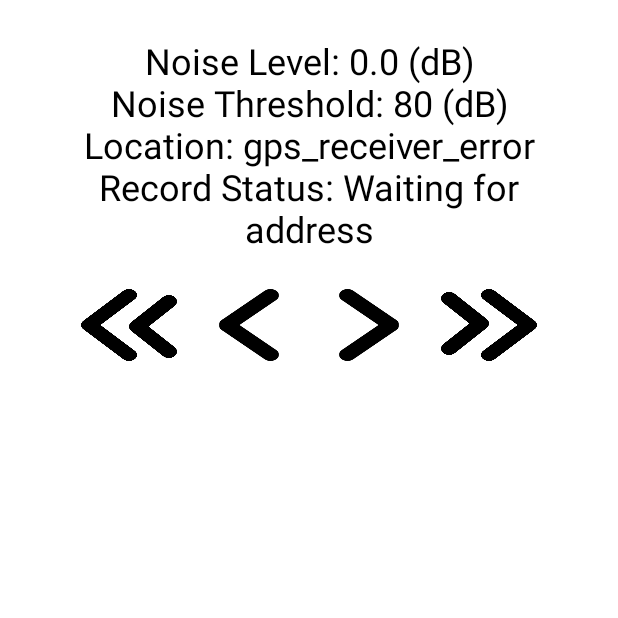
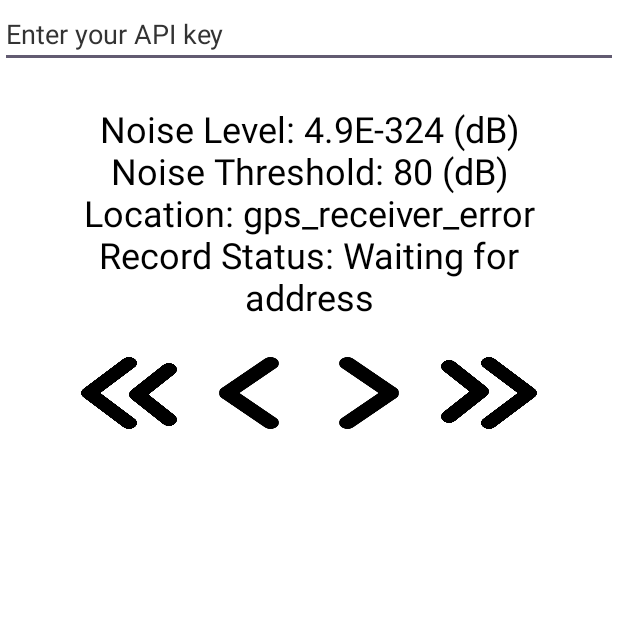
Before and after one commit to keneoneth/NoiseAutoReporterApp, an Android app: the screen it shows after launch (MainActivity), on a phone screen of 412 x 824 dp, the top half of it. Run offline under Robolectric (Android 15) with nearby library versions, the phone set to English and light mode, and no system bars.

Commit message:
Connect noise record event with Ubidots API

```diff
--- a/app/build.gradle.kts
+++ b/app/build.gradle.kts
@@ -39,4 +39,5 @@ dependencies {
     testImplementation("junit:junit:4.13.2")
     androidTestImplementation("androidx.test.ext:junit:1.1.5")
     androidTestImplementation("androidx.test.espresso:espresso-core:3.5.1")
+    implementation("com.google.code.gson:gson:2.8.8")
 }
--- a/app/src/main/AndroidManifest.xml
+++ b/app/src/main/AndroidManifest.xml
@@ -5,6 +5,8 @@
     <uses-permission android:name="android.permission.ACCESS_COARSE_LOCATION" />
     <uses-permission android:name="android.permission.RECORD_AUDIO" />
     <uses-permission android:name="android.permission.WRITE_EXTERNAL_STORAGE" />
+    <uses-permission android:name="android.permission.INTERNET" />
+
     <application
         android:allowBackup="true"
         android:dataExtractionRules="@xml/data_extraction_rules"
--- a/app/src/main/java/com/example/noiseautoreporterapp/MainActivity.java
+++ b/app/src/main/java/com/example/noiseautoreporterapp/MainActivity.java
@@ -20,6 +20,7 @@ import android.util.Log;
 import android.view.View;
 import android.view.ViewGroup;
 import android.widget.ArrayAdapter;
+import android.widget.EditText;
 import android.widget.ImageButton;
 import android.widget.ListView;
 import android.widget.TextView;
@@ -93,10 +94,11 @@ public class MainActivity extends AppCompatActivity {
     protected void onCreate(Bundle savedInstanceState) {
         super.onCreate(savedInstanceState);
         setContentView(R.layout.activity_main);
-
+        // set up edit text
+        EditText etAPIKey = findViewById(R.id.APIKEY);
         // set up tools
         gpsReceiver = new GPSReceiver(this);
-        noiseRecorder = new NoiseRecorder(gpsReceiver);
+        noiseRecorder = new NoiseRecorder(gpsReceiver,etAPIKey);
         displayNoiseRecordList = new ArrayList<String>();
         noiseRecordAdapter = new ArrayAdapter<String>(this, android.R.layout.simple_list_item_1, displayNoiseRecordList) {
 
--- a/app/src/main/java/com/example/noiseautoreporterapp/NoiseRecorder.java
+++ b/app/src/main/java/com/example/noiseautoreporterapp/NoiseRecorder.java
@@ -3,8 +3,10 @@ package com.example.noiseautoreporterapp;
 import android.content.Context;
 import android.util.Log;
 import android.widget.ArrayAdapter;
+import android.widget.EditText;
 
 import com.example.noiseautoreporterapp.location.GPSReceiver;
+import com.example.noiseautoreporterapp.sender.RemoteRecordSender;
 
 import java.text.SimpleDateFormat;
 import java.util.ArrayList;
@@ -18,11 +20,11 @@ public class NoiseRecorder {
     public static final String INVALID_RECORD_ERROR = "invalid_record";
     private ArrayList<String> noiseRecordList = null;
     private GPSReceiver mGPSReceiver = null;
-    private int recordRemoveCount = 0;
-    public NoiseRecorder (GPSReceiver gpsReceiver) {
+    private RemoteRecordSender mRemoteRecordSender = null;
+    public NoiseRecorder (GPSReceiver gpsReceiver, EditText etAPIKey) {
         this.noiseRecordList = new ArrayList<>();
         this.mGPSReceiver = gpsReceiver;
-        this.recordRemoveCount = 0;
+        this.mRemoteRecordSender = new RemoteRecordSender(etAPIKey);
     }
     private boolean checkLocationValid(String location) {
         if (location.equals(GPS_RECEIVER_NULL_ERROR))
@@ -53,10 +55,15 @@ public class NoiseRecorder {
             Date currentDate = new Date();
             NoiseRecord noiseRecord = new NoiseRecord(currentDate, curLocation, noiseLevel);
             Log.i("noise recorder", "add record " + noiseRecord.toString());
-            this.noiseRecordList.add(noiseRecord.toString()); // always add the latest item to the front
+            // send to remote
+            boolean sendStatus = mRemoteRecordSender.sendRecord(noiseRecord);
+            noiseRecord.setRemoteSendStatus(sendStatus);
+            // add to local list
+            this.noiseRecordList.add(noiseRecord.toString()); // always add the latest item to the back
             if (this.noiseRecordList.size() > MAX_STORAGE_SIZE) {
                 this.noiseRecordList.remove(0);
             }
+
             return noiseRecord.getTimeStamp();
         }
         return INVALID_RECORD_ERROR;
--- a/app/src/main/res/layout/activity_main.xml
+++ b/app/src/main/res/layout/activity_main.xml
@@ -7,7 +7,14 @@
     android:orientation="vertical"
     android:background="@color/white"
     tools:context=".MainActivity">
-
+    <EditText
+        android:id="@+id/APIKEY"
+        android:layout_width="match_parent"
+        android:layout_height="wrap_content"
+        android:hint="Enter your API key"
+        android:singleLine="true"
+        android:textColorHint="#333333"
+        app:layout_constraintTop_toTopOf="parent"/>
     <TextView
         android:id="@+id/MAINTEXT"
         android:layout_width="match_parent"
@@ -18,7 +25,7 @@
         android:textSize="24sp"
         android:textAlignment="center"
         android:textColor="@color/black"
-        app:layout_constraintTop_toTopOf="parent"
+        app:layout_constraintTop_toBottomOf="@+id/APIKEY"
         android:text="sample" />
 
     <android.widget.LinearLayout
@@ -62,9 +69,10 @@
     <ListView
         android:id="@+id/LISTVIEWNOISERECORD"
         android:layout_width="match_parent"
-        android:layout_height="wrap_content"
+        android:layout_height="0dp"
         android:textColor="@color/black"
         app:layout_constraintTop_toBottomOf="@+id/BUTTONBOX"
-    />
+        app:layout_constraintBottom_toBottomOf="parent"
+        />
 
 </androidx.constraintlayout.widget.ConstraintLayout>
```
Also changed, not shown: app/src/main/java/com/example/noiseautoreporterapp/NoiseMeter.java (+10 -5 lines), app/src/main/java/com/example/noiseautoreporterapp/NoiseRecord.java (+6 -1 lines), app/src/main/java/com/example/noiseautoreporterapp/sender/RemoteRecordSender.java (added, +64 -0 lines), app/src/main/java/com/example/noiseautoreporterapp/sender/UbidotsClient.java (added, +133 -0 lines).
